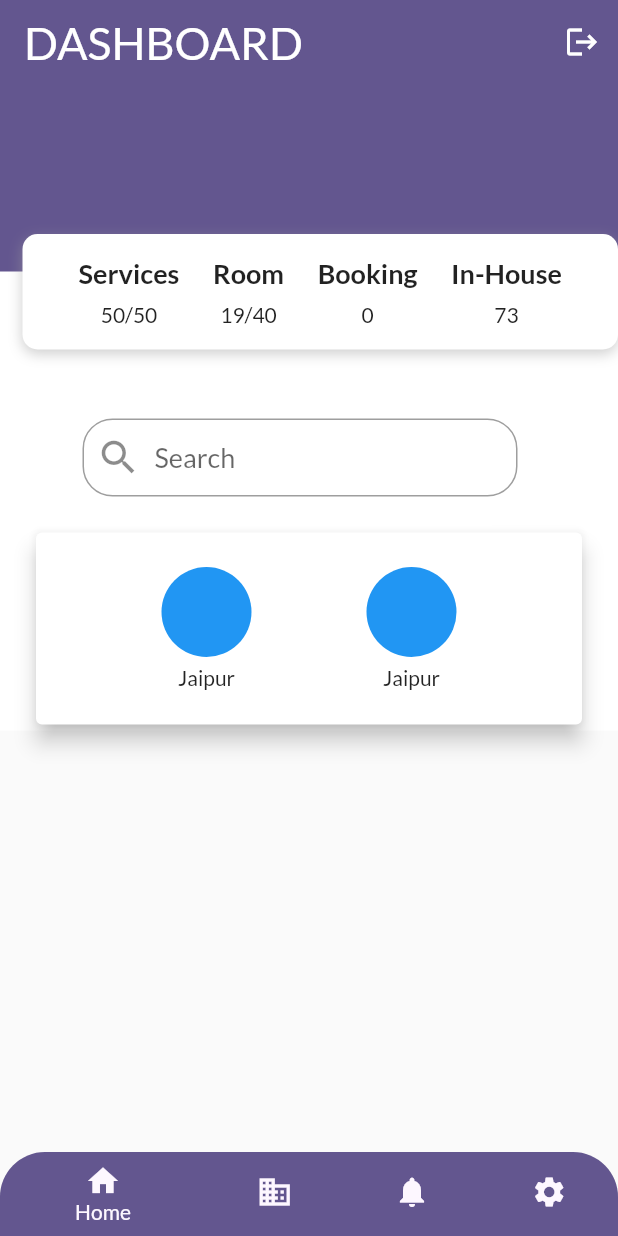
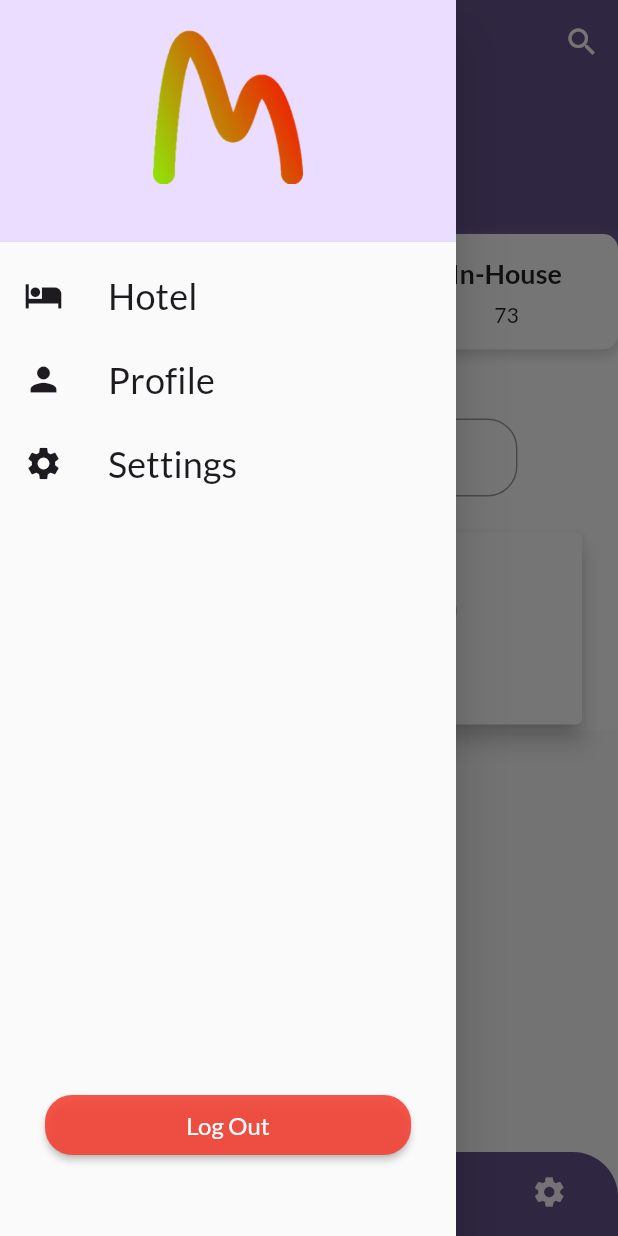
Before and after one commit to tsuna614/MHA-project, a Flutter app: the screen it shows once a user with an empty profile is signed in, with the side drawer open (before the commit the screen has no drawer), on a phone screen of 412 x 824 dp. Run offline on Flutter 3.47's test engine with Material 2 defaults, Android fonts, the phone set to English and light mode, and no system bars; our stand-ins replace firebase_auth, firebase_core, google_fonts; accounts and stored records are empty.

Commit message:
Added MainDrawer, added new ProfileScreen

```diff
--- a/mha_project/lib/main.dart
+++ b/mha_project/lib/main.dart
@@ -12,12 +12,13 @@ final theme = ThemeData(
   // useMaterial3: true,
   colorScheme: ColorScheme.fromSeed(
     brightness: Brightness.light,
-    seedColor: Colors.deepPurpleAccent,
+    seedColor: Color.fromARGB(255, 115, 0, 255),
   ),
   // appBarTheme: const AppBarTheme(
   //   iconTheme: IconThemeData(color: Colors.black),
   //   color: Colors.deepPurpleAccent,
   // ),
+  // primaryColor: Color.fromARGB(255, 255, 154, 38),
   textTheme: GoogleFonts.latoTextTheme(),
 );
 
--- /dev/null
+++ b/mha_project/lib/screens/profile_screen.dart
@@ -0,0 +1,15 @@
+import 'package:flutter/material.dart';
+
+class ProfileScreen extends StatelessWidget {
+  const ProfileScreen({super.key});
+
+  @override
+  Widget build(BuildContext context) {
+    return Scaffold(
+      appBar: AppBar(
+        title: const Text('Profile'),
+      ),
+      body: const Center(child: Text('Profile Screen')),
+    );
+  }
+}
--- a/mha_project/lib/screens/settings_screen.dart
+++ b/mha_project/lib/screens/settings_screen.dart
@@ -5,8 +5,9 @@ class SettingsScreen extends StatelessWidget {
 
   @override
   Widget build(BuildContext context) {
-    return Container(
-      child: const Center(
+    return Scaffold(
+      appBar: AppBar(title: const Text('Settings')),
+      body: const Center(
         child: Text('Settings Screen'),
       ),
     );
--- a/mha_project/lib/screens/tab_screen.dart
+++ b/mha_project/lib/screens/tab_screen.dart
@@ -4,8 +4,10 @@ import 'package:firebase_auth/firebase_auth.dart';
 import 'package:mha_project/screens/booking_screen.dart';
 import 'package:mha_project/screens/home_screen.dart';
 import 'package:mha_project/screens/notifications_screen.dart';
+import 'package:mha_project/screens/profile_screen.dart';
 import 'package:mha_project/screens/settings_screen.dart';
 import 'package:mha_project/screens/manage_screen.dart';
+import 'package:mha_project/widgets/main_drawer.dart';
 
 final _firebase = FirebaseAuth.instance;
 
@@ -41,6 +43,24 @@ class _TabScreenState extends State<TabScreen> {
     });
   }
 
+  void _setScreen(String identifier) {
+    Navigator.of(context).pop();
+    if (identifier == 'profile') {
+      Navigator.of(context).push(
+        MaterialPageRoute(
+          builder: (context) => const ProfileScreen(),
+        ),
+      );
+    }
+    if (identifier == 'settings') {
+      Navigator.of(context).push(
+        MaterialPageRoute(
+          builder: (context) => const SettingsScreen(),
+        ),
+      );
+    }
+  }
+
   Widget chosenScreen = const HomeScreen();
 
   @override
@@ -55,14 +75,13 @@ class _TabScreenState extends State<TabScreen> {
               ),
               elevation: _selectedIndex == 0 ? 0 : 3,
               actions: [
-                IconButton(
-                    onPressed: () {
-                      _firebase.signOut();
-                    },
-                    icon: const Icon(Icons.logout))
+                IconButton(onPressed: () {}, icon: const Icon(Icons.search))
               ],
             )
           : null,
+      drawer: MainDrawer(onSelectScreen: (identifier) {
+        _setScreen(identifier);
+      }),
       body: chosenScreen,
       // floatingActionButton: FloatingActionButton(
       //   onPressed: () {},
--- /dev/null
+++ b/mha_project/lib/widgets/main_drawer.dart
@@ -0,0 +1,115 @@
+import 'package:firebase_auth/firebase_auth.dart';
+import 'package:flutter/material.dart';
+
+final _firebase = FirebaseAuth.instance;
+
+class MainDrawer extends StatelessWidget {
+  const MainDrawer({super.key, required this.onSelectScreen});
+
+  final void Function(String identifier) onSelectScreen;
+
+  @override
+  Widget build(BuildContext context) {
+    return Drawer(
+      child: Column(
+        children: [
+          DrawerHeader(
+            padding: const EdgeInsets.all(20),
+            // decoration: BoxDecoration(
+            //     gradient: LinearGradient(colors: [
+            //   Theme.of(context).colorScheme.primaryContainer,
+            //   Theme.of(context).colorScheme.primaryContainer.withOpacity(0.5)
+            // ], begin: Alignment.topLeft, end: Alignment.bottomRight)),
+            decoration: BoxDecoration(
+                color: Theme.of(context).colorScheme.primaryContainer),
+            child: Column(children: [
+              Row(
+                mainAxisAlignment: MainAxisAlignment.center,
+                children: [
+                  SizedBox(
+                    width: 100,
+                    child: Image.asset(
+                      'assets/images/logo.png',
+                    ),
+                  ),
+                ],
+              ),
+            ]),
+          ),
+          ListTile(
+            leading: Icon(
+              Icons.hotel,
+              size: 26,
+              color: Theme.of(context).colorScheme.onBackground,
+            ),
+            title: Text(
+              'Hotel',
+              style: Theme.of(context).textTheme.titleSmall!.copyWith(
+                    color: Theme.of(context).colorScheme.onBackground,
+                    fontSize: 24,
+                  ),
+            ),
+            onTap: () {
+              onSelectScreen('hotel');
+            },
+          ),
+          ListTile(
+            leading: Icon(
+              Icons.person,
+              size: 26,
+              color: Theme.of(context).colorScheme.onBackground,
+            ),
+            title: Text(
+              'Profile',
+              style: Theme.of(context).textTheme.titleSmall!.copyWith(
+                    color: Theme.of(context).colorScheme.onBackground,
+                    fontSize: 24,
+                  ),
+            ),
+            onTap: () {
+              onSelectScreen('profile');
+            },
+          ),
+          ListTile(
+            leading: Icon(
+              Icons.settings,
+              size: 26,
+              color: Theme.of(context).colorScheme.onBackground,
+            ),
+            title: Text(
+              'Settings',
+              style: Theme.of(context).textTheme.titleSmall!.copyWith(
+                    color: Theme.of(context).colorScheme.onBackground,
+                    fontSize: 24,
+                  ),
+            ),
+            onTap: () {
+              onSelectScreen('settings');
+            },
+          ),
+          Expanded(
+            child: Container(),
+          ),
+          Padding(
+            padding: const EdgeInsets.only(left: 30, right: 30, bottom: 50),
+            child: ElevatedButton(
+                style: ElevatedButton.styleFrom(
+                  minimumSize: const Size.fromHeight(40),
+                  backgroundColor: Colors.red.withOpacity(0.9),
+                  shape: RoundedRectangleBorder(
+                    borderRadius: BorderRadius.circular(18.0),
+                  ),
+                ),
+                onPressed: () {
+                  _firebase.signOut();
+                },
+                child: const Text(
+                  'Log Out',
+                  style: TextStyle(fontSize: 16),
+                )),
+          ),
+        ],
+      ),
+    );
+  }
+}
```
